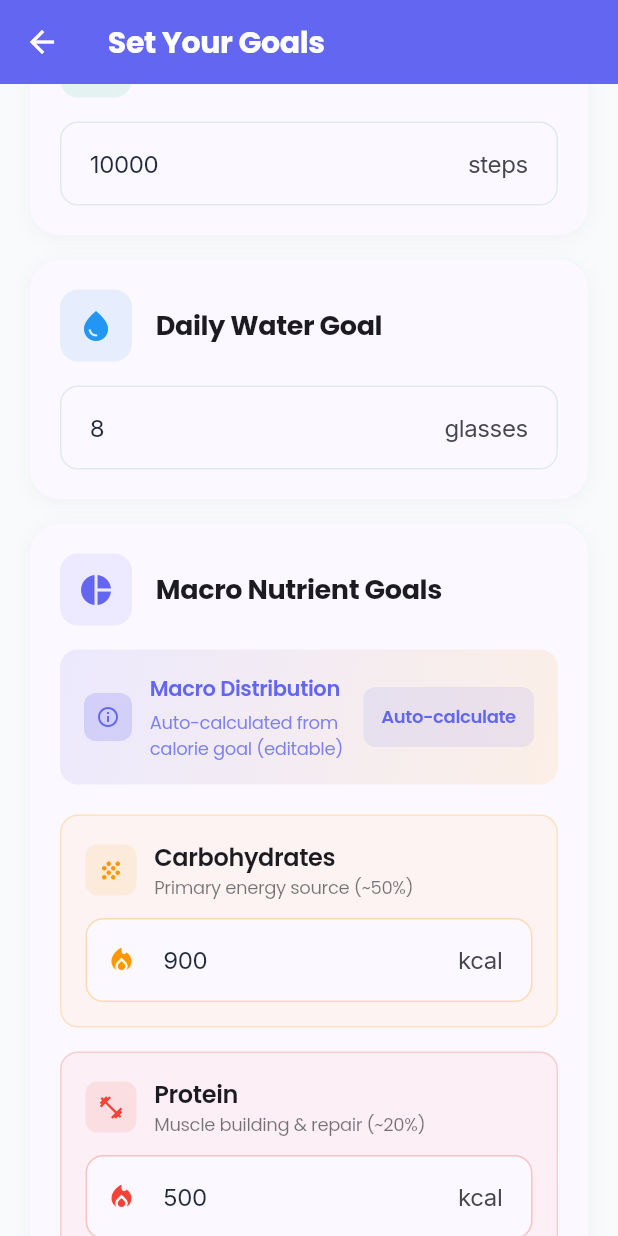
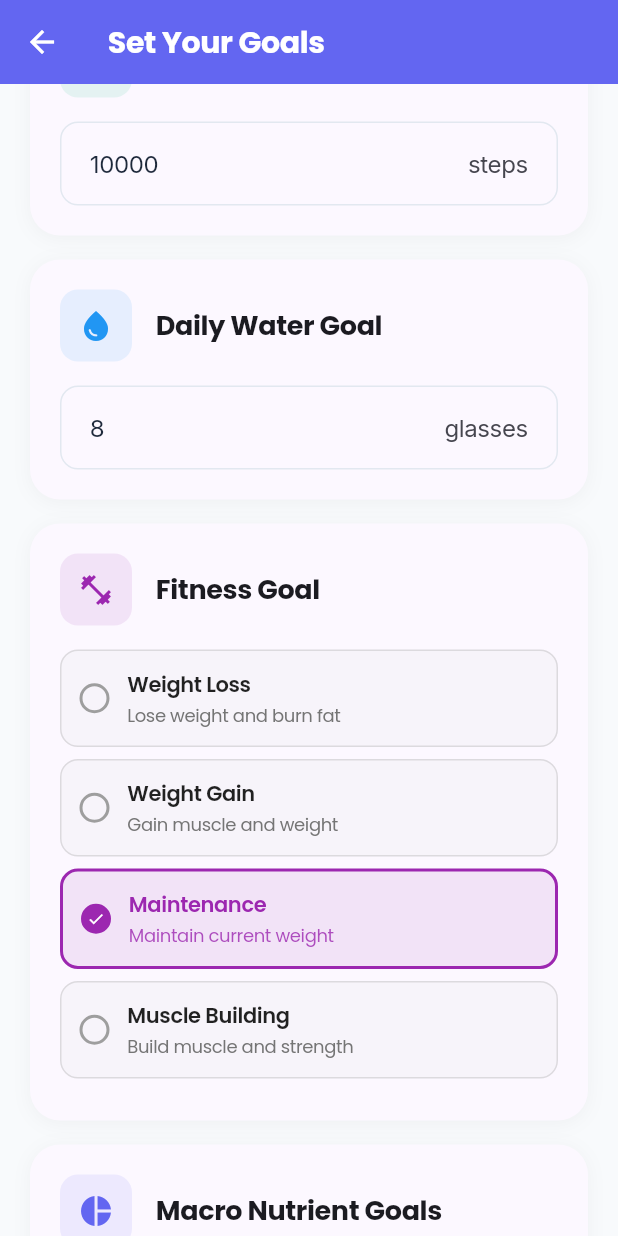
Before and after one commit to SISIR-REDDY/calorie_vita, a Flutter app: the GoalsScreen screen opened directly, scrolled down 576 dp, on a phone screen of 412 x 824 dp. Run offline on Flutter 3.47's test engine with Material 3 defaults, Android fonts, the light colour scheme and no system bars; our stand-ins replace cloud_firestore, connectivity_plus, device_info_plus, firebase_analytics, firebase_auth, firebase_core and 9 more; missing offline and left inert: mobile_scanner; accounts and stored records are empty.

Commit message:
Add fitness goal calculator and enhance goal management
- Added fitness_goal_calculator.dart service for intelligent goal calculations
- Updated user_goals.dart model with enhanced goal structure
- Enhanced goals_screen.dart with improved goal management UI
- Updated home_screen.dart with better goal integration
- Improved onboarding_screen.dart with goal setup flow
- Updated .flutter-plugins-dependencies for new dependencies

```diff
--- a/lib/models/user_goals.dart
+++ b/lib/models/user_goals.dart
@@ -5,6 +5,7 @@ class UserGoals {
   final int? waterGlassesGoal;
   final int? stepsPerDayGoal;
   final MacroGoals? macroGoals;
+  final String? fitnessGoal; // weight_loss, weight_gain, maintenance, muscle_building
   final DateTime? lastUpdated;
 
   const UserGoals({
@@ -14,6 +15,7 @@ class UserGoals {
     this.waterGlassesGoal,
     this.stepsPerDayGoal,
     this.macroGoals,
+    this.fitnessGoal,
     this.lastUpdated,
   });
 
@@ -27,6 +29,7 @@ class UserGoals {
       macroGoals: map['macroGoals'] != null
           ? MacroGoals.fromMap(map['macroGoals'])
           : null,
+      fitnessGoal: map['fitnessGoal']?.toString(),
       lastUpdated: map['lastUpdated']?.toDate(),
     );
   }
@@ -39,6 +42,7 @@ class UserGoals {
       'waterGlassesGoal': waterGlassesGoal,
       'stepsPerDayGoal': stepsPerDayGoal,
       'macroGoals': macroGoals?.toMap(),
+      'fitnessGoal': fitnessGoal,
       'lastUpdated': lastUpdated,
     };
   }
@@ -50,6 +54,7 @@ class UserGoals {
     int? waterGlassesGoal,
     int? stepsPerDayGoal,
     MacroGoals? macroGoals,
+    String? fitnessGoal,
     DateTime? lastUpdated,
   }) {
     return UserGoals(
@@ -59,6 +64,7 @@ class UserGoals {
       waterGlassesGoal: waterGlassesGoal ?? this.waterGlassesGoal,
       stepsPerDayGoal: stepsPerDayGoal ?? this.stepsPerDayGoal,
       macroGoals: macroGoals ?? this.macroGoals,
+      fitnessGoal: fitnessGoal ?? this.fitnessGoal,
       lastUpdated: lastUpdated ?? this.lastUpdated,
     );
   }
--- a/lib/screens/goals_screen.dart
+++ b/lib/screens/goals_screen.dart
@@ -38,10 +38,35 @@ class _GoalsScreenState extends State<GoalsScreen>
   UserGoals? _currentGoals;
   bool _isLoading = true;
   bool _isSaving = false;
+  String _selectedFitnessGoal = 'maintenance';
 
   final FirebaseService _firebaseService = FirebaseService();
   final RealTimeInputService _realTimeInputService = RealTimeInputService();
   final CalorieUnitsService _calorieUnitsService = CalorieUnitsService();
+
+  // Fitness goal options
+  final List<Map<String, String>> _fitnessGoals = [
+    {
+      'value': 'weight_loss',
+      'label': 'Weight Loss',
+      'description': 'Lose weight and burn fat'
+    },
+    {
+      'value': 'weight_gain',
+      'label': 'Weight Gain',
+      'description': 'Gain muscle and weight'
+    },
+    {
+      'value': 'maintenance',
+      'label': 'Maintenance',
+      'description': 'Maintain current weight'
+    },
+    {
+      'value': 'muscle_building',
+      'label': 'Muscle Building',
+      'description': 'Build muscle and strength'
+    },
+  ];
 
   @override
   void initState() {
@@ -189,6 +214,7 @@ class _GoalsScreenState extends State<GoalsScreen>
           .formatCaloriesShort(_currentGoals!.calorieGoal?.toDouble() ?? 2000);
       _stepsController.text = _currentGoals!.stepsPerDayGoal?.toString() ?? '';
       _waterController.text = _currentGoals!.waterGlassesGoal?.toString() ?? '';
+      _selectedFitnessGoal = _currentGoals!.fitnessGoal ?? 'maintenance';
 
       if (_currentGoals!.macroGoals != null) {
         _carbsController.text = _calorieUnitsService.formatCaloriesShort(
@@ -236,6 +262,7 @@ class _GoalsScreenState extends State<GoalsScreen>
               .round(),
           stepsPerDayGoal: int.tryParse(_stepsController.text),
           waterGlassesGoal: int.tryParse(_waterController.text),
+          fitnessGoal: _selectedFitnessGoal,
           macroGoals: MacroGoals(
             carbsCalories: _calorieUnitsService
                 .convertToKcal(double.tryParse(_carbsController.text) ?? 900)
@@ -373,6 +400,8 @@ class _GoalsScreenState extends State<GoalsScreen>
                       _buildStepsGoalCard(),
                       const SizedBox(height: 16),
                       _buildWaterGoalCard(),
+                      const SizedBox(height: 16),
+                      _buildFitnessGoalCard(),
                       const SizedBox(height: 16),
                       _buildMacroGoalsCard(),
                       const SizedBox(height: 32),
@@ -559,6 +588,87 @@ class _GoalsScreenState extends State<GoalsScreen>
           ),
           filled: true,
           fillColor: Theme.of(context).colorScheme.surface,
+        ),
+      ),
+    );
+  }
+
+  Widget _buildFitnessGoalCard() {
+    return _buildGoalCard(
+      title: 'Fitness Goal',
+      icon: Icons.fitness_center,
+      color: Colors.purple,
+      child: Column(
+        children: _fitnessGoals.map((goal) => _buildFitnessGoalOption(goal)).toList(),
+      ),
+    );
+  }
+
+  Widget _buildFitnessGoalOption(Map<String, String> goal) {
+    final isSelected = _selectedFitnessGoal == goal['value'];
+    return GestureDetector(
+      onTap: () {
+        setState(() {
+          _selectedFitnessGoal = goal['value']!;
+        });
+      },
+      child: Container(
+        margin: const EdgeInsets.only(bottom: 8),
+        padding: const EdgeInsets.all(12),
+        decoration: BoxDecoration(
+          color: isSelected
+              ? Colors.purple.withValues(alpha: 0.1)
+              : Colors.grey.withValues(alpha: 0.05),
+          borderRadius: BorderRadius.circular(12),
+          border: Border.all(
+            color: isSelected
+                ? Colors.purple
+                : Colors.grey.withValues(alpha: 0.3),
+            width: isSelected ? 2 : 1,
+          ),
+        ),
+        child: Row(
+          children: [
+            Container(
+              width: 20,
+              height: 20,
+              decoration: BoxDecoration(
+                shape: BoxShape.circle,
+                color: isSelected ? Colors.purple : Colors.transparent,
+                border: Border.all(
+                  color: isSelected ? Colors.purple : Colors.grey,
+                  width: 2,
+                ),
+              ),
+              child: isSelected
+                  ? const Icon(Icons.check, color: Colors.white, size: 12)
+                  : null,
+            ),
+            const SizedBox(width: 12),
+            Expanded(
+              child: Column(
+                crossAxisAlignment: CrossAxisAlignment.start,
+                children: [
+                  Text(
+                    goal['label']!,
+                    style: GoogleFonts.poppins(
+                      fontSize: 14,
+                      fontWeight: FontWeight.w600,
+                      color: isSelected ? Colors.purple : Colors.black87,
+                    ),
+                  ),
+                  const SizedBox(height: 2),
+                  Text(
+                    goal['description']!,
+                    style: GoogleFonts.poppins(
+                      fontSize: 12,
+                      color: isSelected ? Colors.purple.withValues(alpha: 0.8) : Colors.grey[600],
+                    ),
+                  ),
+                ],
+              ),
+            ),
+          ],
         ),
       ),
     );
--- a/lib/screens/onboarding_screen.dart
+++ b/lib/screens/onboarding_screen.dart
@@ -896,6 +896,7 @@ class _OnboardingScreenState extends State<OnboardingScreen>
         'waterGlassesGoal': 8,
         'stepsPerDayGoal': 10000,
         'sleepGoal': 8.0,
+        'fitnessGoal': fitnessGoal,
         'createdAt': DateTime.now().toIso8601String(),
         'lastUpdated': DateTime.now().toIso8601String(),
       };
--- /dev/null
+++ b/lib/services/fitness_goal_calculator.dart
@@ -0,0 +1,147 @@
+// Fitness goal calculator service for calorie target calculations
+
+/// Service for calculating calorie targets based on fitness goals
+class FitnessGoalCalculator {
+  /// Calculate daily calorie target based on fitness goal
+  static int calculateDailyCalorieTarget({
+    required String fitnessGoal,
+    required int baseCalorieGoal,
+    required int caloriesConsumed,
+    required int caloriesBurned,
+  }) {
+    switch (fitnessGoal.toLowerCase()) {
+      case 'weight_loss':
+        // For weight loss: base goal - consumed (focus on eating less)
+        return baseCalorieGoal - caloriesConsumed;
+
+      case 'weight_gain':
+        // For weight gain: base goal - consumed (focus on eating more)
+        return baseCalorieGoal - caloriesConsumed;
+
+      case 'muscle_building':
+        // For muscle building: base goal - consumed (focus on eating more)
+        return baseCalorieGoal - caloriesConsumed;
+
+      case 'maintenance':
+      default:
+        // For maintenance: base goal - consumed (focus on balance)
+        return baseCalorieGoal - caloriesConsumed;
+    }
+  }
+
+  /// Calculate remaining calories to reach goal based on fitness goal
+  static int calculateRemainingCalories({
+    required String fitnessGoal,
+    required int caloriesConsumed,
+    required int caloriesBurned,
+    required int baseCalorieGoal,
+  }) {
+    // Simple calculation: base goal - consumed calories
+    return baseCalorieGoal - caloriesConsumed;
+  }
+
+  /// Get motivational message based on fitness goal and progress
+  static String getMotivationalMessage({
+    required String fitnessGoal,
+    required int remainingCalories,
+    required bool isGoalReached,
+  }) {
+    if (isGoalReached) {
+      switch (fitnessGoal.toLowerCase()) {
+        case 'weight_loss':
+          return 'Great job! You\'ve reached your weight loss target! 🎯';
+        case 'weight_gain':
+          return 'Excellent! You\'ve hit your weight gain goal! 💪';
+        case 'muscle_building':
+          return 'Amazing! You\'ve achieved your muscle building target! 🏋️‍♂️';
+        case 'maintenance':
+        default:
+          return 'Perfect! You\'ve maintained your calorie balance! ⚖️';
+      }
+    } else {
+      switch (fitnessGoal.toLowerCase()) {
+        case 'weight_loss':
+          return 'Keep going! You\'re on track to reach your weight loss goal! 🔥';
+        case 'weight_gain':
+          return 'Stay consistent! You\'re building towards your weight gain target! 📈';
+        case 'muscle_building':
+          return 'Keep pushing! You\'re building muscle and strength! 💪';
+        case 'maintenance':
+        default:
+          return 'Stay balanced! You\'re maintaining your healthy lifestyle! ⚖️';
+      }
+    }
+  }
+
+  /// Get action guidance based on fitness goal
+  static String getActionGuidance({
+    required String fitnessGoal,
+    required int remainingCalories,
+  }) {
+    final absRemaining = remainingCalories.abs();
+
+    switch (fitnessGoal.toLowerCase()) {
+      case 'weight_loss':
+        if (remainingCalories > 0) {
+          return 'Eat $absRemaining more calories to reach your goal';
+        } else {
+          return 'Great! You\'ve reached your weight loss target!';
+        }
+
+      case 'weight_gain':
+        if (remainingCalories > 0) {
+          return 'Eat $absRemaining more calories to reach your goal';
+        } else {
+          return 'Excellent! You\'ve reached your weight gain target!';
+        }
+
+      case 'muscle_building':
+        if (remainingCalories > 0) {
+          return 'Eat $absRemaining more calories to fuel muscle growth';
+        } else {
+          return 'Amazing! You\'ve reached your muscle building target!';
+        }
+
+      case 'maintenance':
+      default:
+        if (remainingCalories > 0) {
+          return 'Eat $absRemaining more calories to maintain balance';
+        } else {
+          return 'Perfect! You\'ve reached your maintenance target!';
+        }
+    }
+  }
+
+  /// Check if goal is reached based on fitness goal
+  static bool isGoalReached({
+    required String fitnessGoal,
+    required int remainingCalories,
+  }) {
+    // Simple logic: goal is reached when remaining calories is 0 or negative
+    return remainingCalories <= 0;
+  }
+
+  /// Get color for UI based on fitness goal and progress
+  static int getProgressColor({
+    required String fitnessGoal,
+    required bool isGoalReached,
+    required int remainingCalories,
+  }) {
+    if (isGoalReached) {
+      return 0xFF4CAF50; // Green for success
+    }
+
+    // Use goal-specific colors for motivation
+    switch (fitnessGoal.toLowerCase()) {
+      case 'weight_loss':
+        return 0xFFFF9800; // Orange for weight loss
+      case 'weight_gain':
+        return 0xFF2196F3; // Blue for weight gain
+      case 'muscle_building':
+        return 0xFF9C27B0; // Purple for muscle building
+      case 'maintenance':
+      default:
+        return 0xFF4CAF50; // Green for maintenance
+    }
+  }
+}
```
Also changed, not shown: lib/screens/home_screen.dart (+30 -10 lines), 1 other file.
